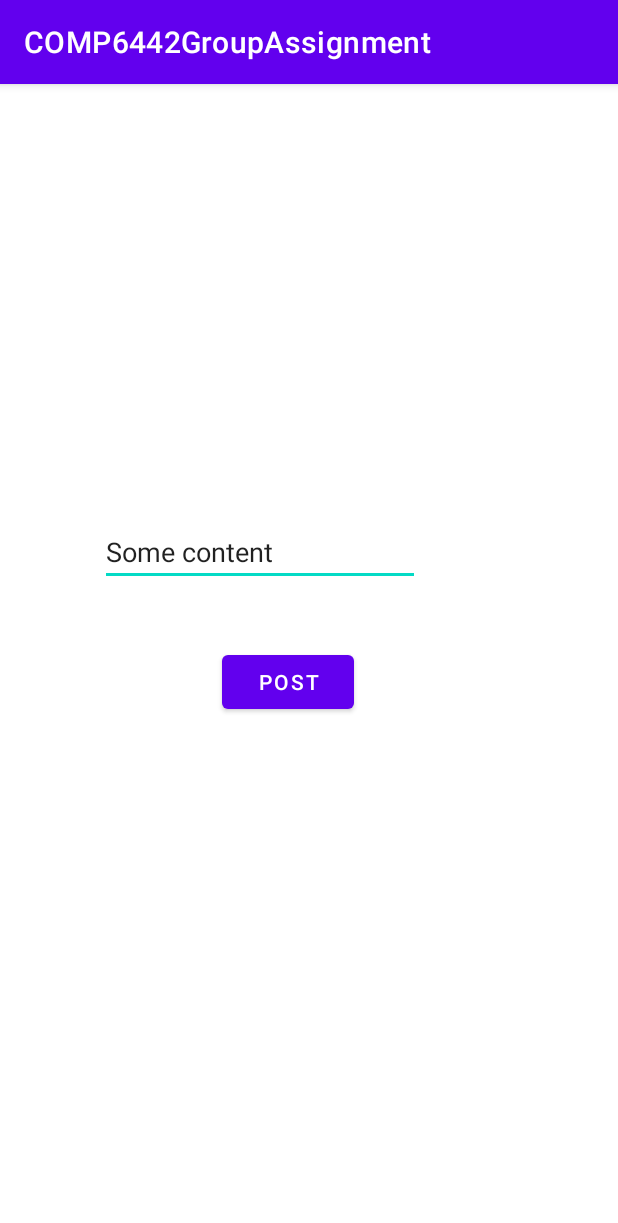
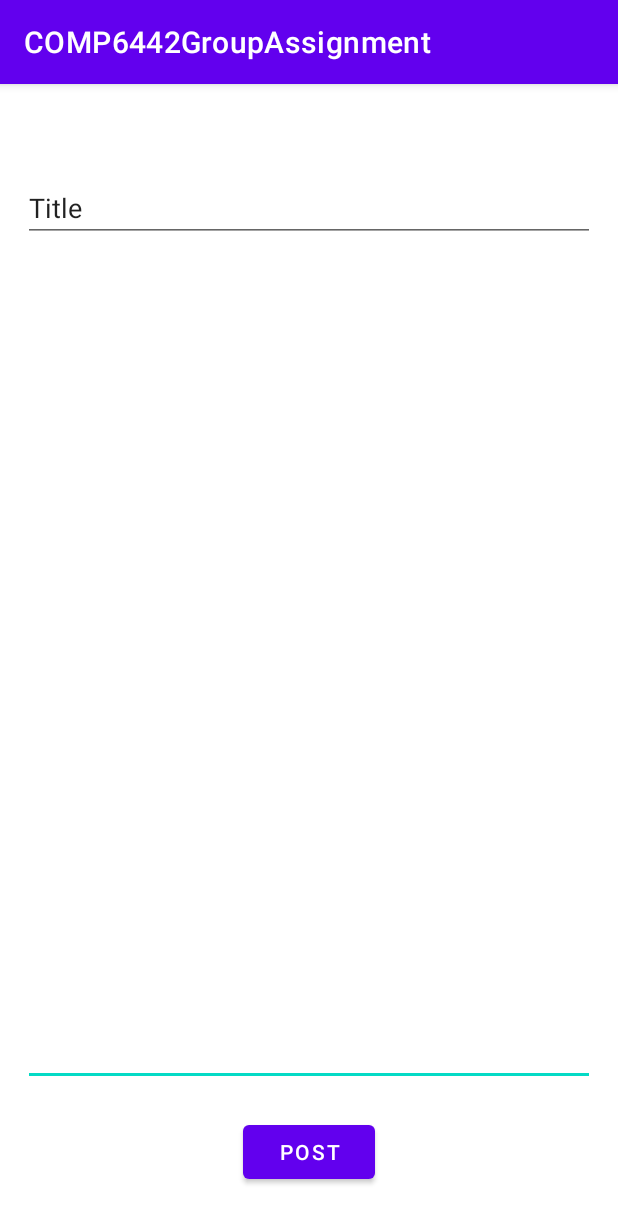
Before and after one commit to GiteonCaulfied/ProgrammerPlus, an Android app: the PostActivity screen opened directly, with no data from a screen before it, on a phone screen of 412 x 824 dp. Shown: the top 1223 px of the screen. Run offline under Robolectric (Android 15) with nearby library versions, the phone set to English and light mode, and no system bars; our stand-ins replace Firebase (no records; nobody signed in at launch, a user with empty details on screens opened directly).

Commit message:
We can post now!

```diff
--- a/app/src/main/AndroidManifest.xml
+++ b/app/src/main/AndroidManifest.xml
@@ -24,7 +24,7 @@
             android:name=".ProfileActivity"
             android:exported="true" />
         <activity
-            android:name=".Profile"
+            android:name=".util.Profile"
             android:exported="true" />
         <activity
             android:name=".RegisterActivity"
--- a/app/src/main/java/au/edu/anu/cecs/COMP6442GroupAssignment/LoginActivity.java
+++ b/app/src/main/java/au/edu/anu/cecs/COMP6442GroupAssignment/LoginActivity.java
@@ -16,7 +16,6 @@ import com.google.firebase.auth.FirebaseAuth;
 import com.google.firebase.auth.FirebaseUser;
 
 
-
 public class LoginActivity extends AppCompatActivity {
 
     private FirebaseAuth mAuth;
@@ -30,7 +29,6 @@ public class LoginActivity extends AppCompatActivity {
         email = findViewById(R.id.email_signin);
         password = findViewById(R.id.password_signin);
         mAuth = FirebaseAuth.getInstance();
-
 
     }
 
--- a/app/src/main/java/au/edu/anu/cecs/COMP6442GroupAssignment/MainActivity.java
+++ b/app/src/main/java/au/edu/anu/cecs/COMP6442GroupAssignment/MainActivity.java
@@ -6,13 +6,12 @@ import android.content.Intent;
 import android.os.Bundle;
 import android.util.Log;
 import android.view.View;
-import android.widget.Toast;
 
 import java.util.concurrent.Executors;
 import java.util.concurrent.ScheduledExecutorService;
 import java.util.concurrent.TimeUnit;
 
-import au.edu.cecs.COMP6442GroupAssignment.Utils.*;
+import au.edu.anu.cecs.COMP6442GroupAssignment.util.DataBase;
 
 public class MainActivity extends AppCompatActivity {
     private ScheduledExecutorService mScheduledExecutorService = Executors.newScheduledThreadPool(4);
--- a/app/src/main/java/au/edu/anu/cecs/COMP6442GroupAssignment/PostActivity.java
+++ b/app/src/main/java/au/edu/anu/cecs/COMP6442GroupAssignment/PostActivity.java
@@ -4,56 +4,33 @@ import androidx.appcompat.app.AppCompatActivity;
 
 import android.content.Intent;
 import android.os.Bundle;
-import android.util.Log;
 import android.view.View;
 import android.widget.EditText;
-import android.widget.Toast;
 
+import com.google.firebase.auth.FirebaseAuth;
 import com.google.firebase.auth.FirebaseUser;
-import com.google.firebase.database.DataSnapshot;
-import com.google.firebase.database.DatabaseError;
 import com.google.firebase.database.DatabaseReference;
 import com.google.firebase.database.FirebaseDatabase;
-import com.google.firebase.database.ValueEventListener;
 
 import java.util.HashMap;
 import java.util.Map;
 
-import au.edu.cecs.COMP6442GroupAssignment.Utils.Post;
+import au.edu.anu.cecs.COMP6442GroupAssignment.util.Post;
 
 public class PostActivity extends AppCompatActivity {
 
     private FirebaseDatabase database;
-    private EditText content;
+    private EditText title, content;
     private DatabaseReference myRef;
 
     @Override
     protected void onCreate(Bundle savedInstanceState) {
-        Intent from_intent = getIntent();
         super.onCreate(savedInstanceState);
         setContentView(R.layout.activity_post);
         database = FirebaseDatabase.getInstance();
-        content = findViewById(R.id.content);
+        title = findViewById(R.id.post_title);
+        content = findViewById(R.id.post_content);
         myRef = database.getReference();
-
-        myRef.addValueEventListener(new ValueEventListener() {
-            @Override
-            public void onDataChange(DataSnapshot dataSnapshot) {
-                // This method is called once with the initial value and again
-                // whenever data at this location is updated.
-                Toast.makeText(getApplicationContext(),
-                        "Updated.", Toast.LENGTH_SHORT).show();
-                //Log.d(TAG, "Value is: " + value);
-            }
-
-            @Override
-            public void onCancelled(DatabaseError error) {
-                // Failed to read value
-                Toast.makeText(getApplicationContext(),
-                        "Failed.", Toast.LENGTH_SHORT).show();
-                //Log.w(TAG, "Failed to read value.", error.toException());
-            }
-        });
     }
 
     @Override
@@ -65,14 +42,21 @@ public class PostActivity extends AppCompatActivity {
         // Create new post at /user-posts/$userid/$postid and at
         // /posts/$postid simultaneously
         String key = myRef.child("posts").push().getKey();
-        Post post = new Post("1", "Qinyu", "123",
+        FirebaseUser currentUser = FirebaseAuth.getInstance().getCurrentUser();
+        String uid = currentUser.getUid();
+        String name = currentUser.getDisplayName();
+
+        Post post = new Post(key,
+                name,
+                title.getText().toString(),
                 content.getText().toString());
         Map<String, Object> postValues = post.toMap();
 
         Map<String, Object> childUpdates = new HashMap<>();
-        childUpdates.put("/posts/" + key, postValues);
-        childUpdates.put("/user-posts/" + "1" + "/" + key, postValues);
+        childUpdates.put("/user-posts/" + key, postValues);
 
         myRef.updateChildren(childUpdates);
+
+        finish();
     }
 }
--- a/app/src/main/java/au/edu/cecs/COMP6442GroupAssignment/Utils/Config.java
+++ b/app/src/main/java/au/edu/anu/cecs/COMP6442GroupAssignment/util/Config.java
@@ -1,7 +1,6 @@
-package au.edu.cecs.COMP6442GroupAssignment.Utils;
+package au.edu.anu.cecs.COMP6442GroupAssignment.util;
 
 import java.util.HashMap;
-import java.util.Map;
 
 public class Config {
     private HashMap<String, Profile> profiles;//package the map
--- a/app/src/main/java/au/edu/cecs/COMP6442GroupAssignment/Utils/DataBase.java
+++ b/app/src/main/java/au/edu/anu/cecs/COMP6442GroupAssignment/util/DataBase.java
@@ -1,10 +1,8 @@
-package au.edu.cecs.COMP6442GroupAssignment.Utils;
+package au.edu.anu.cecs.COMP6442GroupAssignment.util;
 
 import android.content.Context;
 
 import java.util.HashMap;
-import java.util.HashSet;
-import java.util.List;
 
 public class DataBase {
     private static HashMap<String ,Profile> profiles ;
--- a/app/src/main/java/au/edu/cecs/COMP6442GroupAssignment/Utils/Profile.java
+++ b/app/src/main/java/au/edu/anu/cecs/COMP6442GroupAssignment/util/Profile.java
@@ -1,13 +1,11 @@
-package au.edu.cecs.COMP6442GroupAssignment.Utils;
+package au.edu.anu.cecs.COMP6442GroupAssignment.util;
 
 import java.util.ArrayList;
 import java.util.Date;
 import java.util.HashMap;
 import java.util.Map;
 
-import au.edu.cecs.COMP6442GroupAssignment.Utils.Tree.AVLTree;
-import au.edu.cecs.COMP6442GroupAssignment.Utils.Tree.AVLTree.EmptyAVL;
-import au.edu.cecs.COMP6442GroupAssignment.Utils.Tree.Tree;
+import au.edu.anu.cecs.COMP6442GroupAssignment.util.Tree.AVLTree;
 
 public class Profile {
     private String uid;
--- a/app/src/main/java/au/edu/cecs/COMP6442GroupAssignment/Utils/TimelinePostAdapter.java
+++ b/app/src/main/java/au/edu/anu/cecs/COMP6442GroupAssignment/util/TimelinePostAdapter.java
@@ -1,4 +1,4 @@
-package au.edu.cecs.COMP6442GroupAssignment.Utils;
+package au.edu.anu.cecs.COMP6442GroupAssignment.util;
 
 import android.content.Context;
 import android.view.LayoutInflater;
@@ -17,7 +17,6 @@ import androidx.recyclerview.widget.RecyclerView;
 import java.util.List;
 
 import au.edu.anu.cecs.COMP6442GroupAssignment.R;
-
 
 
 public class TimelinePostAdapter extends RecyclerView.Adapter<TimelinePostAdapter.TimelinePostViewHolder>{
--- a/app/src/main/java/au/edu/cecs/COMP6442GroupAssignment/Utils/Tree/AVLTree.java
+++ b/app/src/main/java/au/edu/anu/cecs/COMP6442GroupAssignment/util/Tree/AVLTree.java
@@ -1,4 +1,4 @@
-package au.edu.cecs.COMP6442GroupAssignment.Utils.Tree;
+package au.edu.anu.cecs.COMP6442GroupAssignment.util.Tree;
 
 public class AVLTree<T extends Comparable<T>> extends BinarySearchTree<T> {
     /*
--- a/app/src/main/java/au/edu/cecs/COMP6442GroupAssignment/Utils/Tree/BinarySearchTree.java
+++ b/app/src/main/java/au/edu/anu/cecs/COMP6442GroupAssignment/util/Tree/BinarySearchTree.java
@@ -1,4 +1,4 @@
-package au.edu.cecs.COMP6442GroupAssignment.Utils.Tree;
+package au.edu.anu.cecs.COMP6442GroupAssignment.util.Tree;
 
 /**
  * An AVL tree is actually an extension of a Binary Search Tree
--- a/app/src/main/java/au/edu/cecs/COMP6442GroupAssignment/Utils/Tree/EmptyTree.java
+++ b/app/src/main/java/au/edu/anu/cecs/COMP6442GroupAssignment/util/Tree/EmptyTree.java
@@ -1,4 +1,4 @@
-package au.edu.cecs.COMP6442GroupAssignment.Utils.Tree;
+package au.edu.anu.cecs.COMP6442GroupAssignment.util.Tree;
 
 /**
  * To avoid null pointer errors (and because this implementation is immutable)
--- a/app/src/main/java/au/edu/cecs/COMP6442GroupAssignment/Utils/Tree/Tree.java
+++ b/app/src/main/java/au/edu/anu/cecs/COMP6442GroupAssignment/util/Tree/Tree.java
@@ -1,4 +1,4 @@
-package au.edu.cecs.COMP6442GroupAssignment.Utils.Tree;
+package au.edu.anu.cecs.COMP6442GroupAssignment.util.Tree;
 
 import java.util.LinkedList;
 import java.util.List;
--- a/app/src/main/res/layout/activity_post.xml
+++ b/app/src/main/res/layout/activity_post.xml
@@ -6,32 +6,48 @@
     android:layout_height="match_parent"
     tools:context=".PostActivity">
 
-    <EditText
-        android:id="@+id/content"
-        android:layout_width="wrap_content"
-        android:layout_height="wrap_content"
-        android:layout_marginStart="68dp"
-        android:layout_marginTop="289dp"
-        android:layout_marginEnd="134dp"
-        android:ems="10"
-        android:inputType="textPersonName"
-        android:text="Some content"
-        app:layout_constraintEnd_toEndOf="parent"
-        app:layout_constraintStart_toStartOf="parent"
-        app:layout_constraintTop_toTopOf="parent" />
-
     <Button
         android:id="@+id/Post"
         android:layout_width="wrap_content"
         android:layout_height="wrap_content"
-        android:layout_marginStart="147dp"
-        android:layout_marginTop="40dp"
-        android:layout_marginEnd="176dp"
+        android:layout_marginTop="20dp"
         android:onClick="newPost"
         android:text="Post"
         app:layout_constraintEnd_toEndOf="parent"
+        app:layout_constraintStart_toStartOf="parent"
+        app:layout_constraintTop_toBottomOf="@+id/post_content" />
+
+    <EditText
+        android:id="@+id/post_content"
+        android:layout_width="0dp"
+        android:layout_height="0dp"
+        android:layout_marginStart="15dp"
+        android:layout_marginTop="24dp"
+        android:layout_marginEnd="15dp"
+        android:layout_marginBottom="100dp"
+        android:ems="10"
+        android:gravity="start|top"
+        android:inputType="textMultiLine"
+        android:selectAllOnFocus="false"
+        android:singleLine="false"
+        app:layout_constraintBottom_toBottomOf="parent"
+        app:layout_constraintEnd_toEndOf="parent"
+        app:layout_constraintStart_toStartOf="parent"
+        app:layout_constraintTop_toBottomOf="@+id/post_title" />
+
+    <EditText
+        android:id="@+id/post_title"
+        android:layout_width="0dp"
+        android:layout_height="wrap_content"
+        android:layout_marginStart="15dp"
+        android:layout_marginTop="60dp"
+        android:layout_marginEnd="15dp"
+        android:ems="10"
+        android:inputType="textPersonName"
+        android:text="Title"
+        app:layout_constraintEnd_toEndOf="parent"
         app:layout_constraintHorizontal_bias="1.0"
         app:layout_constraintStart_toStartOf="parent"
-        app:layout_constraintTop_toBottomOf="@+id/content" />
+        app:layout_constraintTop_toTopOf="parent" />
 
 </androidx.constraintlayout.widget.ConstraintLayout>
```
Also changed, not shown: app/src/main/java/au/edu/anu/cecs/COMP6442GroupAssignment/HomepageActivity.java (+43 -14 lines), app/src/main/java/au/edu/anu/cecs/COMP6442GroupAssignment/ProfileActivity.java (+1 -9 lines), app/src/main/java/au/edu/anu/cecs/COMP6442GroupAssignment/RegisterActivity.java (+19 -4 lines), app/src/main/java/au/edu/anu/cecs/COMP6442GroupAssignment/util/JsonUtils.java (renamed from app/src/main/java/au/edu/cecs/COMP6442GroupAssignment/Utils/JsonUtils.java, +1 -8 lines), app/src/main/java/au/edu/anu/cecs/COMP6442GroupAssignment/util/Post.java (renamed from app/src/main/java/au/edu/cecs/COMP6442GroupAssignment/Utils/Post.java, +16 -4 lines).
